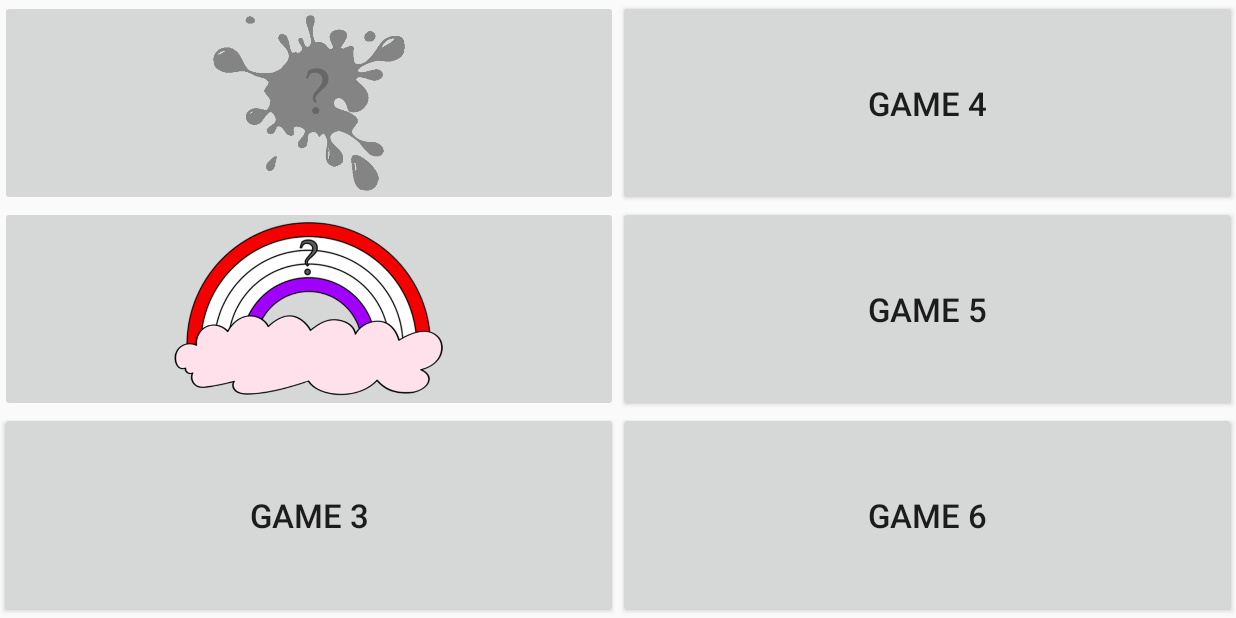
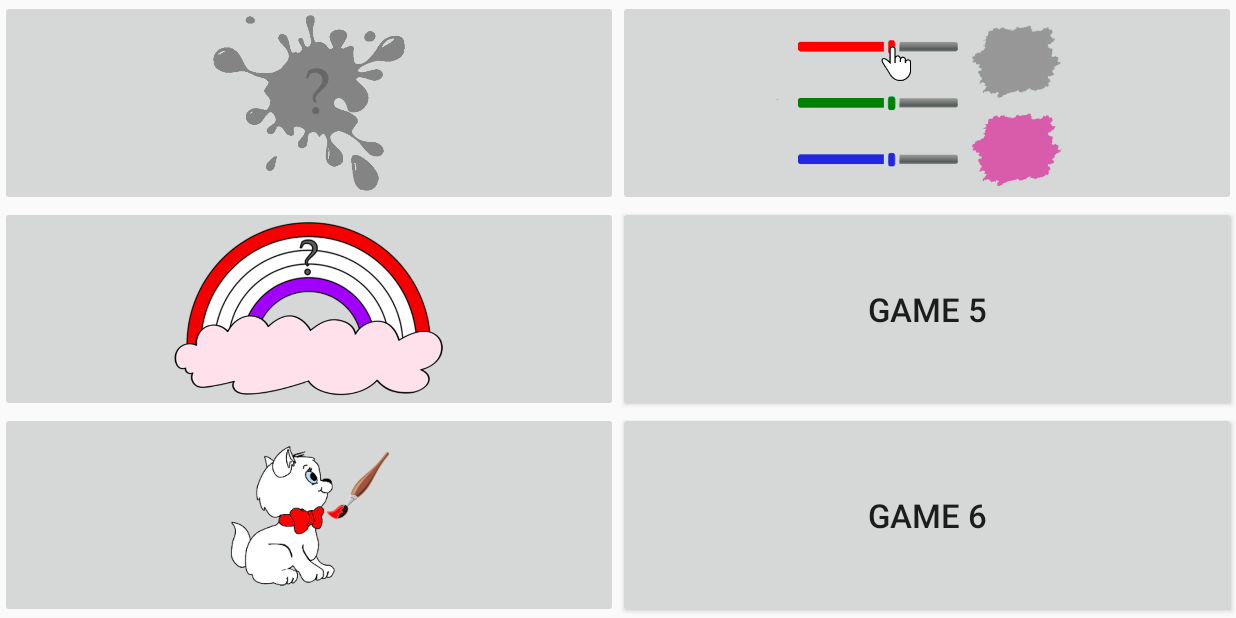
Before and after one commit to elenkamir/gamesforkids, an Android app: the screen it shows after launch (MainActivity), on a phone screen of 824 x 412 dp (held sideways). Run offline under Robolectric (Android 15) with nearby library versions, the phone set to English and light mode, and no system bars.

Commit message:
Игра3,4. Дизайн кнопок главного меню

```diff
--- a/app/src/main/java/ru/gamesforkids/gamesforkids/MainActivity.java
+++ b/app/src/main/java/ru/gamesforkids/gamesforkids/MainActivity.java
@@ -1,6 +1,7 @@
 package ru.gamesforkids.gamesforkids;
 
 
+import android.annotation.SuppressLint;
 import android.content.Intent;
 import android.content.pm.ActivityInfo;
 import android.support.v7.app.AppCompatActivity;
@@ -13,9 +14,10 @@ import android.widget.ImageButton;
 
 
 public class MainActivity extends AppCompatActivity implements  View.OnClickListener {
-    ImageButton Game1, Game2;
-    Button Game3, Game4, Game5, Game6;
+    ImageButton Game1, Game2, Game3, Game4;
+    Button  Game5, Game6;
 
+    @SuppressLint("WrongViewCast")
     @Override
     protected void onCreate(Bundle savedInstanceState) {
         super.onCreate(savedInstanceState);
--- a/app/src/main/res/layout/activity_main.xml
+++ b/app/src/main/res/layout/activity_main.xml
@@ -30,13 +30,13 @@
             android:scaleType="fitCenter"
             app:srcCompat="@drawable/game2" />
 
-        <Button
+        <ImageButton
             android:id="@+id/btnGame3"
             android:layout_width="match_parent"
             android:layout_height="match_parent"
             android:layout_weight="1"
-            android:text="GAME 3"
-            android:textSize="22sp" />
+            android:scaleType="fitCenter"
+            app:srcCompat="@drawable/game3" />
     </LinearLayout>
 
     <LinearLayout
@@ -45,13 +45,13 @@
         android:layout_weight="1"
         android:orientation="vertical">
 
-        <Button
+        <ImageButton
             android:id="@+id/btnGame4"
             android:layout_width="match_parent"
             android:layout_height="match_parent"
             android:layout_weight="1"
-            android:text="GAME 4"
-            android:textSize="22sp" />
+            android:scaleType="fitCenter"
+            app:srcCompat="@drawable/game4" />
 
         <Button
             android:id="@+id/btnGame5"
```
Also changed, not shown: app/src/main/res/drawable/game3.png (added), app/src/main/res/drawable/game4.png (added).
